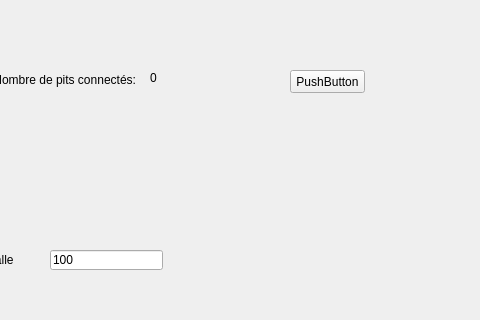
Above: ui/main.ui from 3rd-KaTZe/Link before the change; both pictures show x 320 to 800 and y 0 to 320 of the 800 by 600 pixel window. Below: the same form after it.
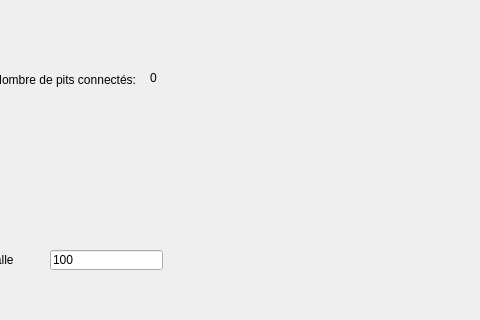
That is the form after the change. Icons and pictures are not drawn.

What changed in the file:
```diff
--- a/ui/main.ui
+++ b/ui/main.ui
@@ -106,19 +106,6 @@
      <pixmap resource="resources.qrc">:/pics/red_light.png</pixmap>
     </property>
    </widget>
-   <widget class="QPushButton" name="test">
-    <property name="geometry">
-     <rect>
-      <x>610</x>
-      <y>70</y>
-      <width>75</width>
-      <height>23</height>
-     </rect>
-    </property>
-    <property name="text">
-     <string>PushButton</string>
-    </property>
-   </widget>
    <widget class="QLabel" name="label_3">
     <property name="geometry">
      <rect>
```
